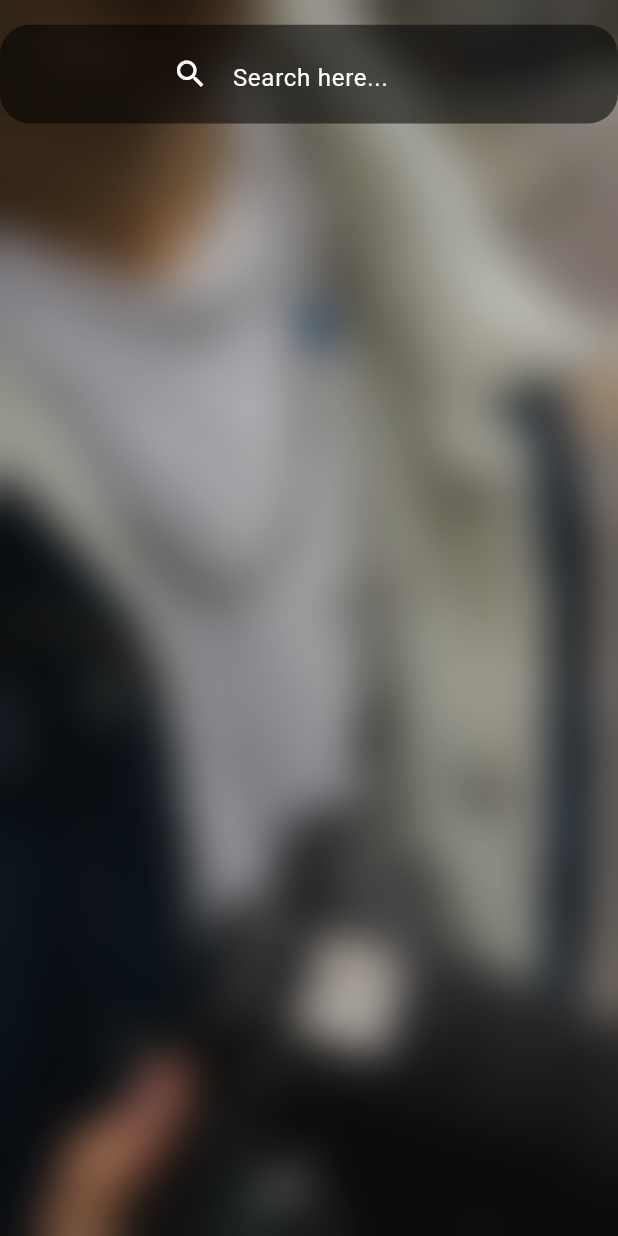
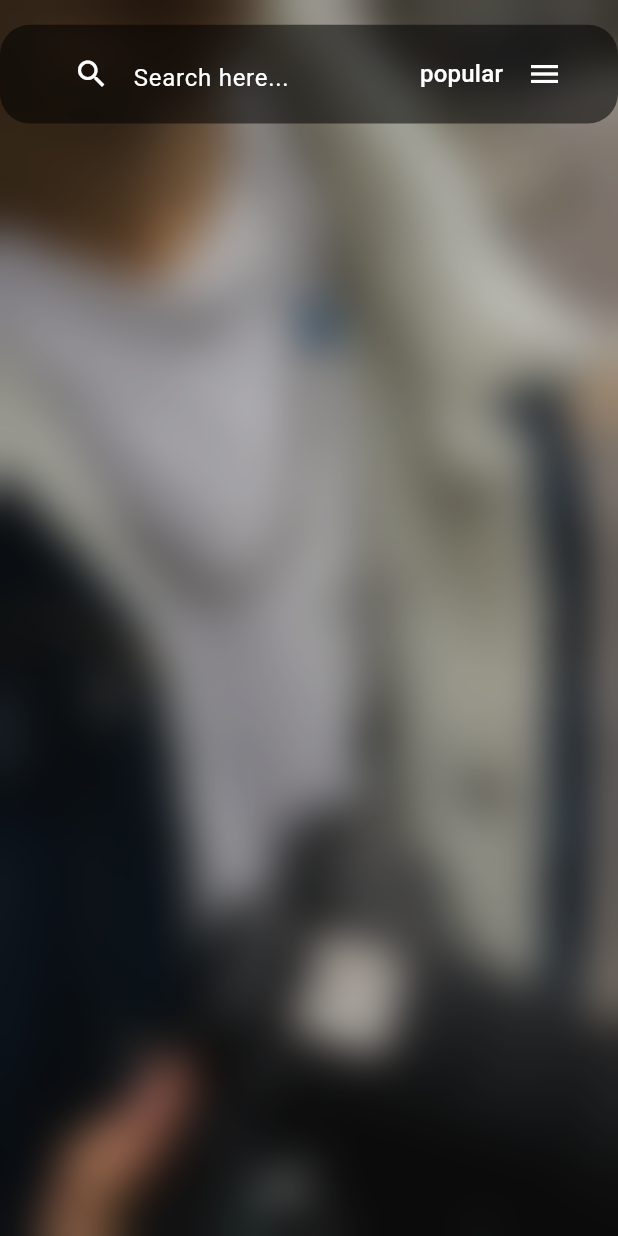
Before and after one commit to Hasnainhai/FLIKD_APP, a Flutter app: the screen it shows after launch, on a phone screen of 412 x 824 dp. Run offline on Flutter 3.47's test engine with Material 3 defaults, Android fonts, the phone set to English and light mode, and no system bars; our stand-ins replace dio, flutter_riverpod, get_it.

Commit message:
MainPage UI part 3

```diff
--- /dev/null
+++ b/lib/models/search_category.dart
@@ -0,0 +1,5 @@
+class SearchCategory {
+  static String popular = 'popular';
+  static String newItems = 'newItems';
+  static String none = 'none';
+}
--- a/lib/pages/main_page.dart
+++ b/lib/pages/main_page.dart
@@ -1,4 +1,5 @@
 import 'dart:ui';
+import 'package:flickd_app/models/search_category.dart';
 import 'package:flutter/material.dart';
 import 'package:flutter_riverpod/flutter_riverpod.dart';
 
@@ -85,6 +86,7 @@ class MainPage extends ConsumerWidget {
           crossAxisAlignment: CrossAxisAlignment.center,
           children: [
             _searchFieldWidget(),
+            _categorySelectionWidget(),
           ],
         ),
       ),
@@ -114,4 +116,39 @@ class MainPage extends ConsumerWidget {
       ),
     );
   }
+
+  Widget _categorySelectionWidget() {
+    return DropdownButton(
+        underline: Container(),
+        icon: const Icon(
+          Icons.menu,
+          color: Colors.white,
+        ),
+        value: SearchCategory.popular,
+        dropdownColor: Colors.black54,
+        items: [
+          DropdownMenuItem(
+            value: SearchCategory.popular,
+            child: Text(
+              SearchCategory.popular,
+              style: const TextStyle(color: Colors.white),
+            ),
+          ),
+          DropdownMenuItem(
+            value: SearchCategory.newItems,
+            child: Text(
+              SearchCategory.newItems,
+              style: const TextStyle(color: Colors.white),
+            ),
+          ),
+          DropdownMenuItem(
+            value: SearchCategory.none,
+            child: Text(
+              SearchCategory.none,
+              style: const TextStyle(color: Colors.white),
+            ),
+          ),
+        ],
+        onChanged: (value) {});
+  }
 }
```
